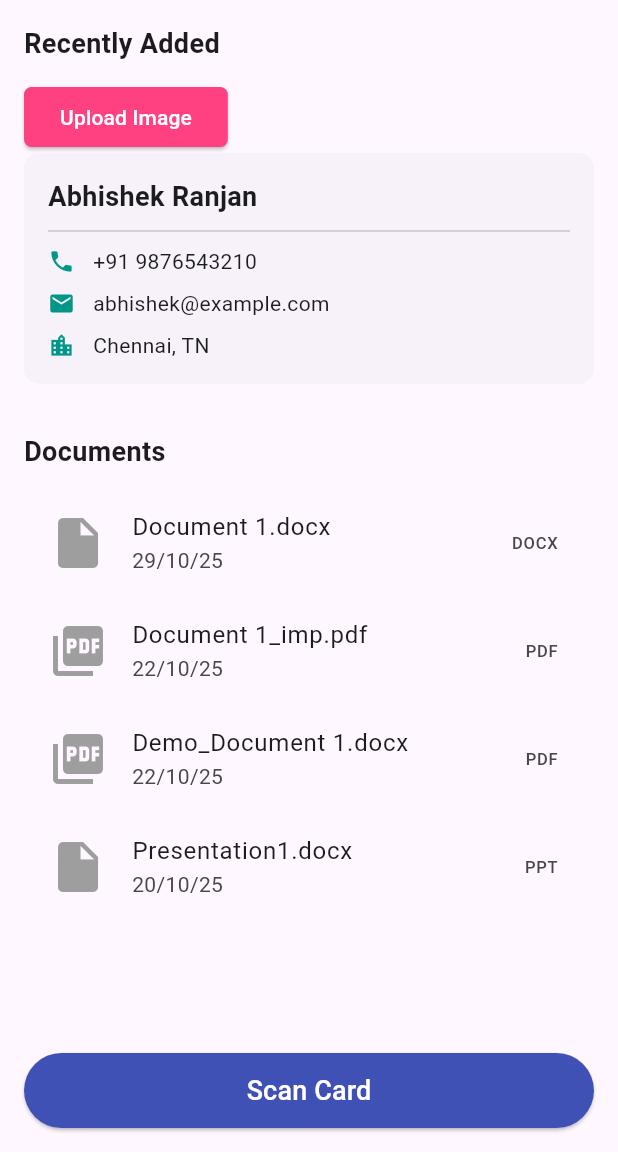
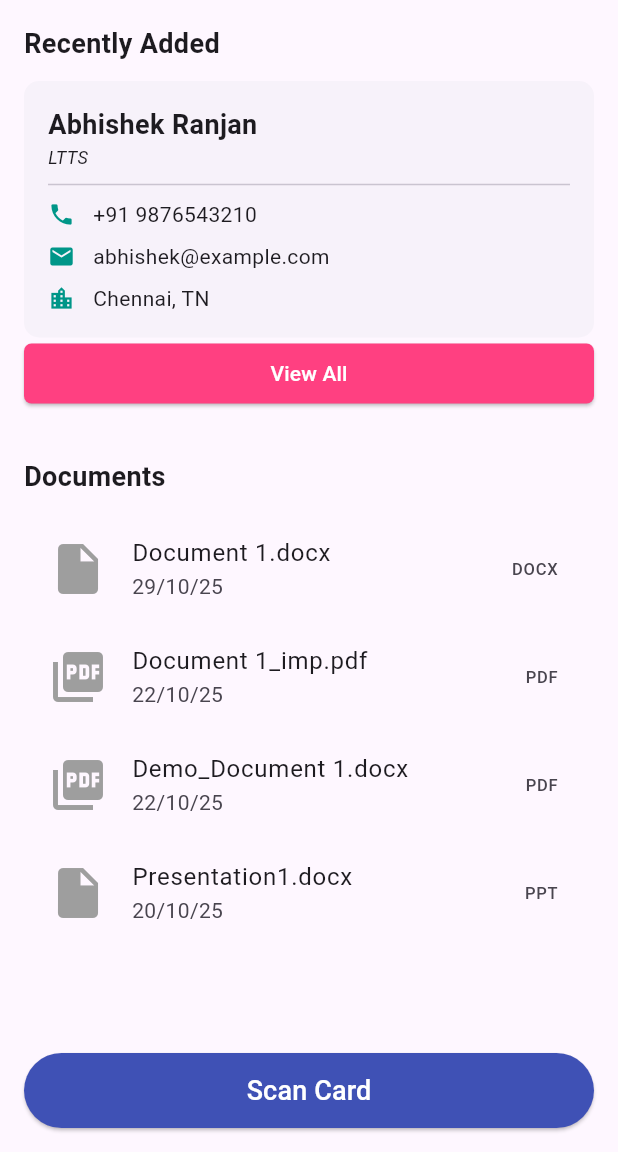
Before and after one commit to Abhi17Rj/OpenHack-2.0, a Flutter app: the screen it shows after launch, on a phone screen of 412 x 824 dp, the part 84-1236 px from its top. Run offline on Flutter 3.47's test engine with Material 3 defaults, Android fonts, the phone set to English and light mode, and no system bars; our stand-ins replace flutter_image_compress, image_picker.

Commit message:
morning Push

```diff
--- a/Node/package.json
+++ b/Node/package.json
@@ -6,8 +6,10 @@
     "start": "node index.js"
   },
   "dependencies": {
+    "axios": "^1.13.2",
+    "dotenv": "^16.6.1",
     "express": "^5.1.0",
-    "pg": "^8.12.0",
-    "dotenv": "^16.4.0"
+    "multer": "^2.0.2",
+    "pg": "^8.12.0"
   }
 }
--- a/UI/smart_card/lib/camera.dart
+++ b/UI/smart_card/lib/camera.dart
@@ -142,13 +142,13 @@ class _ImagePickState extends State<ImagePick> {
       }
       // --- End Processing ---
 
-      final uri = Uri.parse("http://localhost:3000/insert"); // Use your URL
+      final uri = Uri.parse("http://192.168.110.129:3000/upload-card"); // Use your URL
       var request = http.MultipartRequest('POST', uri);
 
       // Use the potentially compressed image file path
       request.files.add(
         await http.MultipartFile.fromPath(
-          'image', // Field name for your Node server
+          'file', // Field name for your Node server
           filePathToUpload,
         ),
       );
--- a/UI/smart_card/lib/contact.dart
+++ b/UI/smart_card/lib/contact.dart
@@ -9,14 +9,29 @@ class ContactDetails {
   final String phone;
   final String email;
   final String city;
+  final String company;
 
   const ContactDetails({
     required this.name,
     required this.phone,
     required this.email,
     required this.city,
+    required this.company,
   });
+
+  factory ContactDetails.fromJson(Map<String, dynamic> json) {
+    return ContactDetails(
+      //cId: json['c_id'],
+      name: json['f_name'] ?? 'N/A',
+      phone: json['phone_no'] ?? 'N/A',
+      email: json['email'] ?? 'N/A',
+      city: json['address'] ?? 'N/A',
+      company: json['company'] ?? 'N/A',
+    );
+  }
 }
+
+
 
 // The ContactCard widget
 class ContactCard extends StatelessWidget {
@@ -44,6 +59,12 @@ class ContactCard extends StatelessWidget {
               style: const TextStyle(
                   fontSize: 18.0,
                   fontWeight: FontWeight.bold),
+            ),
+            Text(
+              contact.company,
+              style: const TextStyle(
+                  fontSize: 12.0,
+                  fontStyle: FontStyle.italic),
             ),
             const Divider(height: 20.0),
 
--- a/UI/smart_card/lib/home.dart
+++ b/UI/smart_card/lib/home.dart
@@ -15,6 +15,7 @@ class HomeScreen extends StatelessWidget {
     phone: "+91 9876543210",
     email: "abhishek@example.com",
     city: "Chennai, TN",
+    company: "LTTS"
   );
 
   @override
@@ -37,21 +38,24 @@ class HomeScreen extends StatelessWidget {
               style: TextStyle(fontSize: 18, fontWeight: FontWeight.bold),
             ),
             const SizedBox(height: 12),
-            ElevatedButton(
+
+            ContactCard(contact: sampleContact),
+            SizedBox(
+              width: double.infinity, // This forces the button to expand horizontally
+              child: ElevatedButton(
                 onPressed: () {
                   Navigator.push(context, MaterialPageRoute(builder: (context) => ListCard()));
-              }, // Disable button if no image is picked
-              child: Text("Upload Image"),
+                },
+                child: Text("View All"),
                 style: ElevatedButton.styleFrom(
                   backgroundColor: Colors.pinkAccent,
                   foregroundColor: Colors.white,
                   shape: RoundedRectangleBorder(
-                  borderRadius: BorderRadius.circular(5.0), // Adjust the radius for roundness
-                )
+                    borderRadius: BorderRadius.circular(5.0),
                   ),
                 ),
-            ContactCard(contact: sampleContact),
-
+              ),
+            ),
             const SizedBox(height: 32),
             const Text(
               "Documents",
```
Also changed, not shown: UI/smart_card/lib/list_card.dart (+103 -50 lines), Node/package-lock.json, 7 other files. Lines whose indentation alone changed are shown as unchanged.
